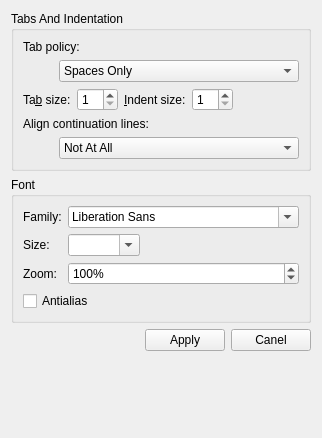
chenghongfeng/QssCreator, file src/textsettingswidget.ui: the form before one commit.
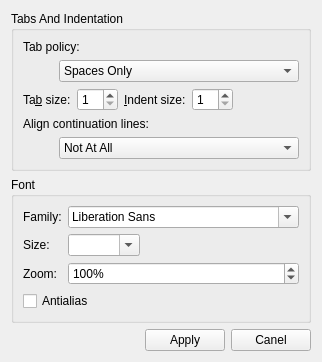
The form after the commit.

Commit message: 1.界面修改

What changed in the file:
```diff
--- a/src/textsettingswidget.ui
+++ b/src/textsettingswidget.ui
@@ -7,7 +7,7 @@
     <x>0</x>
     <y>0</y>
     <width>306</width>
-    <height>438</height>
+    <height>360</height>
    </rect>
   </property>
   <property name="windowTitle">
```
Left out of the diff: 162 changed lines with no effect on the pictures. The commit also changes 4 other files.
